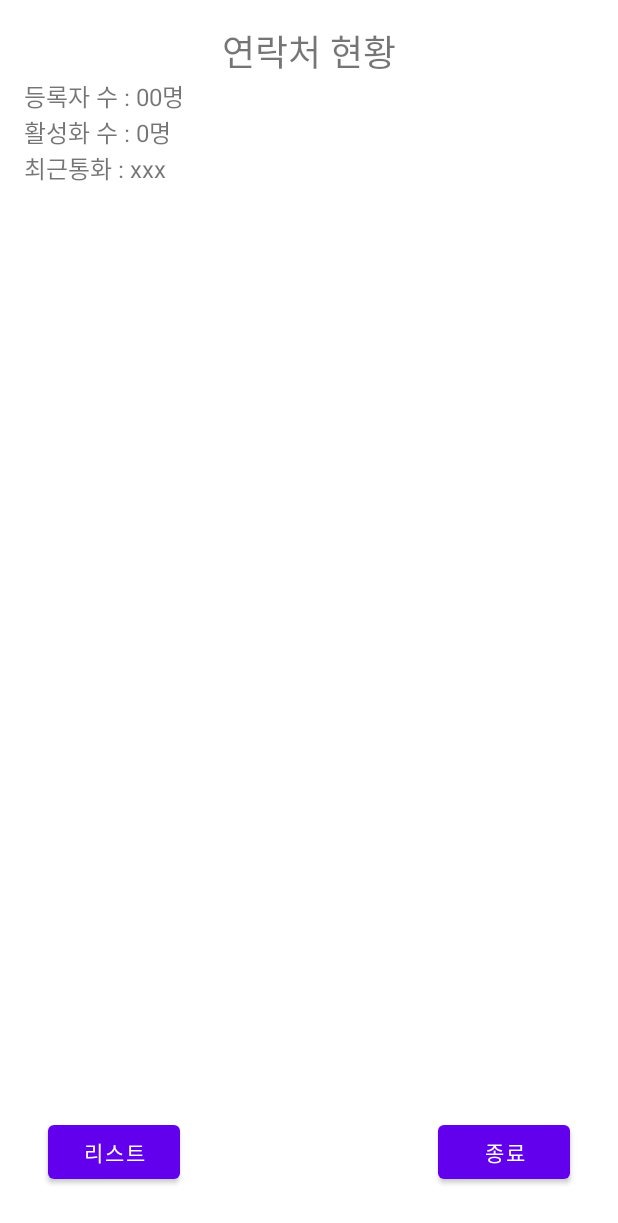
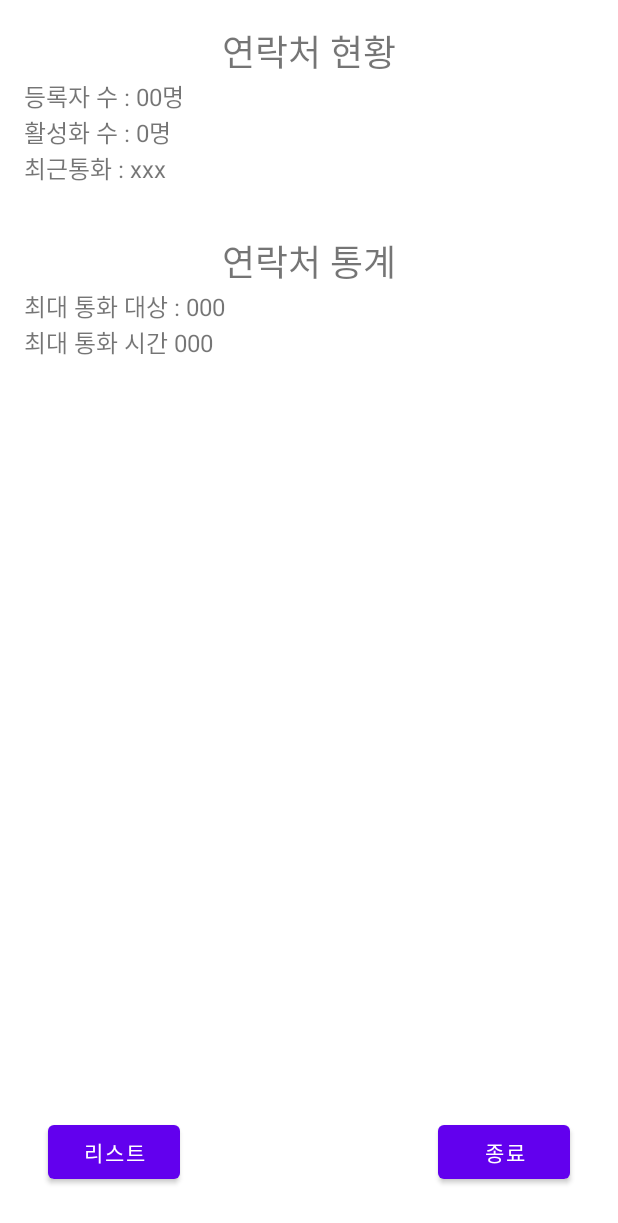
Before and after one commit to foodreco/ReadContactTest, an Android app: the layout fragment_main.xml on its own in the app's theme, with its tools: preview values and no code run, on a phone screen of 412 x 824 dp. Shown: the top 1223 px of the screen. Run offline under Robolectric (Android 15) with nearby library versions, the phone set to English and light mode, and no system bars.

Commit message:
contactMap addicted

```diff
--- a/app/src/main/AndroidManifest.xml
+++ b/app/src/main/AndroidManifest.xml
@@ -8,7 +8,7 @@
 
     <application
         android:allowBackup="true"
-        android:icon="@mipmap/ic_launcher"
+        android:icon="@mipmap/ic_kotlin"
         android:label="@string/app_name"
         android:roundIcon="@mipmap/ic_launcher_round"
         android:supportsRtl="true"
--- a/app/src/main/res/layout/fragment_main.xml
+++ b/app/src/main/res/layout/fragment_main.xml
@@ -7,10 +7,13 @@
     tools:context=".main.MainFragment">
 
     <LinearLayout
+        android:id="@+id/linearLayout"
         android:layout_width="0dp"
         android:layout_height="wrap_content"
+        android:layout_marginBottom="209dp"
         android:orientation="vertical"
         android:padding="16dp"
+        app:layout_constraintBottom_toTopOf="@+id/linearLayout2"
         app:layout_constraintEnd_toEndOf="parent"
         app:layout_constraintStart_toStartOf="parent"
         app:layout_constraintTop_toTopOf="parent">
@@ -19,9 +22,9 @@
             android:id="@+id/textView4"
             android:layout_width="match_parent"
             android:layout_height="wrap_content"
+            android:gravity="center"
             android:text="연락처 현황"
-            android:textSize="24sp"
-            android:gravity="center"/>
+            android:textSize="24sp" />
 
         <TextView
             android:id="@+id/text_contact_number"
@@ -65,4 +68,36 @@
         app:layout_constraintBottom_toBottomOf="parent"
         app:layout_constraintEnd_toEndOf="parent" />
 
+    <LinearLayout
+        android:id="@+id/linearLayout2"
+        android:layout_width="0dp"
+        android:layout_height="wrap_content"
+        android:orientation="vertical"
+        android:padding="16dp"
+        app:layout_constraintEnd_toEndOf="parent"
+        app:layout_constraintStart_toStartOf="parent"
+        app:layout_constraintTop_toBottomOf="@+id/linearLayout">
+
+        <TextView
+            android:layout_width="match_parent"
+            android:layout_height="wrap_content"
+            android:gravity="center"
+            android:text="연락처 통계"
+            android:textSize="24sp" />
+
+        <TextView
+            android:id="@+id/MostContactNumber"
+            android:layout_width="match_parent"
+            android:layout_height="wrap_content"
+            android:text="최대 통화 대상 : 000"
+            android:textSize="16sp" />
+
+        <TextView
+            android:id="@+id/MostContactDuration"
+            android:layout_width="match_parent"
+            android:layout_height="wrap_content"
+            android:text="최대 통화 시간 000"
+            android:textSize="16sp" />
+    </LinearLayout>
+
 </androidx.constraintlayout.widget.ConstraintLayout>
--- a/app/src/main/res/values/strings.xml
+++ b/app/src/main/res/values/strings.xml
@@ -6,5 +6,8 @@
     <string name="contact_number"> 통화 횟수 : %1$d 회</string>
     <string name="contact_activated">활성 통화 횟수 : %1$d 회 </string>
     <string name="recent_contact">마지막 통화 : "%1$s" 상대로 통화함</string>
+    <string name="most_contact_number">최대 통화 번호 : %1$s </string>
+    <string name="most_contact_duration">최대 통화 시간 : %1$d 초</string>
+
 
 </resources>
```
Also changed, not shown: app/src/main/java/com/leesangmin89/readcontacttest/main/MainFragment.kt (+29 -1 lines).
